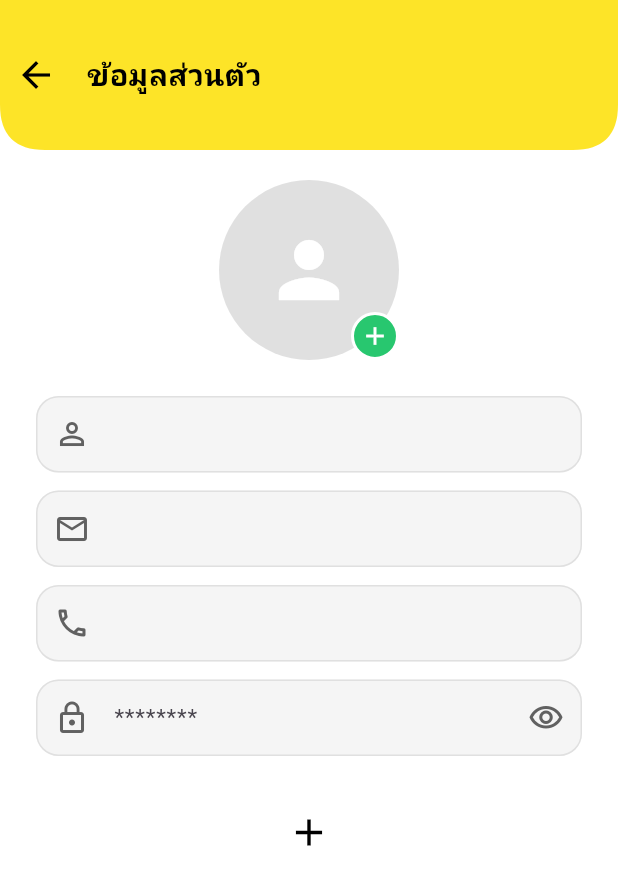
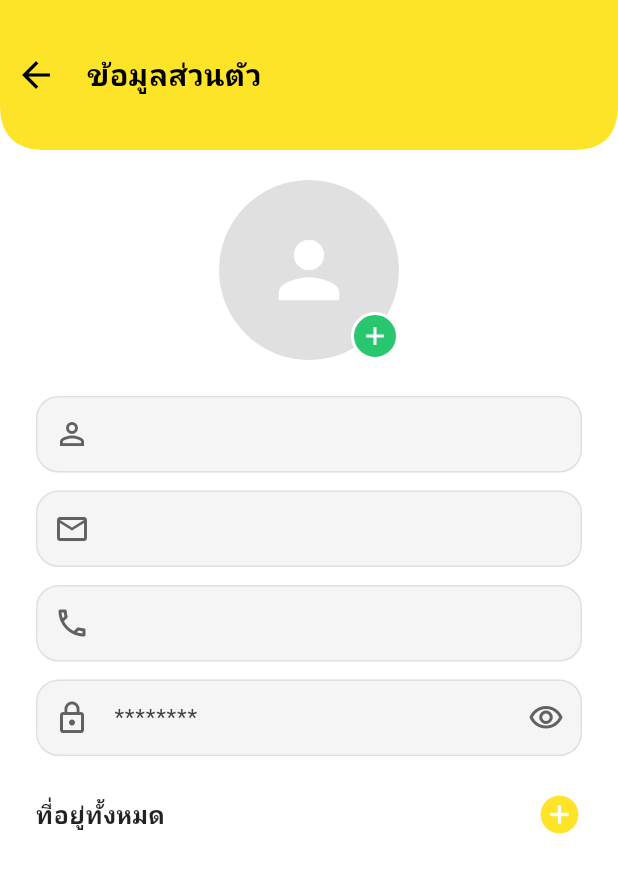
Before and after one commit to thitima250847/Delivery2, a Flutter app: the UserProfileScreen screen opened directly, on a phone screen of 412 x 824 dp. Shown: the top 885 px of the screen. Run offline on Flutter 3.47's test engine with Material 3 defaults, Android fonts, the phone set to English and light mode, and no system bars; our stand-ins replace cloud_firestore, cloud_functions, firebase_auth, firebase_core, flutter_map, geocoding and 3 more; accounts and stored records are empty.

Commit message:
เพิ่มที่อยู่

```diff
--- a/lib/user/profileuser.dart
+++ b/lib/user/profileuser.dart
@@ -20,8 +20,9 @@ class _UserProfileScreenState extends State<UserProfileScreen> {
   // State variables
   bool _isLoading = true;
   Map<String, dynamic>? _userData;
-  List<dynamic> _userAddresses = [];
+  List<dynamic> _userAddresses = []; // List to hold addresses
 
+  // นำ _isAddingAddress กลับมาใช้ใหม่
   bool _isAddingAddress = false;
   final TextEditingController _newAddressController = TextEditingController();
 
@@ -51,7 +52,6 @@ class _UserProfileScreenState extends State<UserProfileScreen> {
   Future<void> _fetchUserData() async {
     final user = FirebaseAuth.instance.currentUser;
     if (user == null) {
-      // Handle not logged in case
       setState(() => _isLoading = false);
       return;
     }
@@ -61,7 +61,8 @@ class _UserProfileScreenState extends State<UserProfileScreen> {
       if (doc.exists && mounted) {
         setState(() {
           _userData = doc.data();
-          _userAddresses = _userData?['addresses'] ?? [];
+          // ใช้การ Cast และ Null-Coalescing เพื่อให้ _userAddresses เป็น List เสมอ
+          _userAddresses = (_userData?['addresses'] as List<dynamic>?) ?? [];
           _isLoading = false;
         });
       } else {
@@ -75,20 +76,19 @@ class _UserProfileScreenState extends State<UserProfileScreen> {
 
   // --- 2. Navigate to map and handle result ---
   Future<void> _selectAddressFromMap() async {
-    // Navigate to the map picker screen
+    // 1. นำทางไปหน้า MapPickerScreen
     final result = await Navigator.push(
       context,
       MaterialPageRoute(builder: (context) => const MapPickerScreen()),
     );
 
-    // Handle the result from the map picker
+    // 2. จัดการผลลัพธ์จากแผนที่
     if (result != null && result is Map) {
       final latlong.LatLng? pickedLocation = result['location'];
       final String? pickedAddress = result['address'];
 
       if (pickedLocation != null && pickedAddress != null) {
-        _newAddressController.text = pickedAddress;
-        // Automatically save the new address
+        // 3. บันทึกที่อยู่ใหม่ทันที (บันทึกอัตโนมัติ)
         _saveNewAddress(pickedAddress, pickedLocation);
       }
     }
@@ -103,6 +103,7 @@ class _UserProfileScreenState extends State<UserProfileScreen> {
       return;
     }
 
+    // สร้าง Map ข้อมูลที่อยู่ใหม่
     final newAddress = {
       'address_text': addressText,
       'gps': {'lat': location.latitude, 'lng': location.longitude},
@@ -110,16 +111,21 @@ class _UserProfileScreenState extends State<UserProfileScreen> {
 
     try {
       await FirebaseFirestore.instance.collection('users').doc(user.uid).update({
-        'addresses': FieldValue.arrayUnion([newAddress])
+        'addresses': FieldValue.arrayUnion([newAddress]) // เพิ่มลงใน List
       });
       _showSnack("บันทึกที่อยู่ใหม่สำเร็จ!", isSuccess: true);
 
-      // Hide the input field and refresh data
+      // Clear the input field and refresh data
+      if (mounted) {
         setState(() {
+          // ซ่อนช่อง input ว่างทันทีหลังบันทึก
           _isAddingAddress = false;
           _newAddressController.clear();
         });
-      _fetchUserData(); // Refresh user data to show the new address
+      }
+
+      // ดึงข้อมูลใหม่มาแสดงทันที
+      _fetchUserData();
 
     } catch (e) {
       _showSnack("เกิดข้อผิดพลาดในการบันทึกที่อยู่");
@@ -143,7 +149,7 @@ class _UserProfileScreenState extends State<UserProfileScreen> {
                         _buildProfilePicture(_userData?['profile_image']),
                         const SizedBox(height: 24.0),
 
-                        // --- 4. Display real data ---
+                        // --- 4. Display real data (Non-address fields) ---
                         _buildInfoField(icon: Icons.person_outline, text: _userData?['name'] ?? 'ไม่มีชื่อ'),
                         const SizedBox(height: 12.0),
                         _buildInfoField(icon: Icons.mail_outline, text: _userData?['user_email'] ?? 'ไม่มีอีเมล'),
@@ -155,11 +161,58 @@ class _UserProfileScreenState extends State<UserProfileScreen> {
                           text: "********",
                           trailingIcon: Icons.visibility_outlined,
                         ),
+                        const SizedBox(height: 24.0),
+
+                        // --- Address Header and Plus Button ---
+                        Row(
+                          mainAxisAlignment: MainAxisAlignment.spaceBetween,
+                          children: [
+                            const Text(
+                              'ที่อยู่ทั้งหมด',
+                              style: TextStyle(
+                                fontSize: 16,
+                                fontWeight: FontWeight.bold,
+                                color: Colors.black87,
+                              ),
+                            ),
+                            // --- Plus button (Always visible) ---
+                            // กดแล้วเปลี่ยนสถานะ _isAddingAddress เป็น true เพื่อแสดงช่อง Input ว่าง
+                            GestureDetector(
+                              onTap: () {
+                                setState(() {
+                                  // ถ้าช่องว่างยังไม่แสดง ให้แสดงขึ้นมา
+                                  _isAddingAddress = true;
+                                });
+                              },
+                              child: const Icon(
+                                Icons.add_circle,
+                                color: primaryYellow,
+                                size: 30
+                              ),
+                            ),
+                          ],
+                        ),
                         const SizedBox(height: 12.0),
 
-                        // --- 5. Display list of addresses ---
+                        // --- 5. New Address Input Field (ทำหน้าที่เป็นปุ่มกด) ---
+                        // แสดงช่อง Input ว่าง ต่อเมื่อกดปุ่ม + เท่านั้น
+                        if (_isAddingAddress)
+                          Padding(
+                            padding: const EdgeInsets.only(bottom: 12.0),
+                            child: _buildInfoField(
+                              icon: Icons.location_on_outlined,
+                              text: "กดเพื่อเพิ่มที่อยู่ใหม่",
+                              isButton: true,
+                              onTap: _selectAddressFromMap, // **เมื่อกดช่องนี้ จะเด้งไปหน้า Maps**
+                              borderColor: primaryYellow,
+                            ),
+                          ),
+
+                        // --- 6. Display list of saved addresses ---
+                        // แสดงที่อยู่ที่บันทึกไว้ทั้งหมด
                         ..._userAddresses.map((address) {
-                           final addressText = (address as Map)['address_text'] ?? 'ที่อยู่ไม่ถูกต้อง';
+                            final addressMap = (address is Map) ? address : {};
+                            final addressText = addressMap['address_text'] ?? 'ที่อยู่ไม่ถูกต้อง';
                             return Padding(
                               padding: const EdgeInsets.only(bottom: 12.0),
                               child: _buildInfoField(
@@ -169,34 +222,7 @@ class _UserProfileScreenState extends State<UserProfileScreen> {
                             );
                         }).toList(),
 
-                        // --- 6. Show/Hide new address field ---
-                        if (_isAddingAddress)
-                          Padding(
-                            padding: const EdgeInsets.only(bottom: 12.0),
-                            child: _buildInfoField(
-                              icon: Icons.location_on_outlined,
-                              text: "คลิกเพื่อเลือกที่อยู่ใหม่",
-                              isButton: true,
-                              controller: _newAddressController,
-                              onTap: _selectAddressFromMap, // Assign the function here
-                            ),
-                          ),
-
                         const SizedBox(height: 24.0),
-
-                        // --- 7. Plus button to toggle address field ---
-                        GestureDetector(
-                          onTap: () {
-                            setState(() {
-                              _isAddingAddress = !_isAddingAddress;
-                            });
-                          },
-                          child: Icon(
-                            _isAddingAddress ? Icons.remove : Icons.add,
-                            color: Colors.black,
-                            size: 30
-                          ),
-                        ),
                       ],
                     ),
                   ),
@@ -204,8 +230,9 @@ class _UserProfileScreenState extends State<UserProfileScreen> {
     );
   }
 
+  // --- Widget Builders ---
+
   PreferredSize _buildCustomAppBar(BuildContext context) {
-    // ... (This widget is correct, no changes needed)
     final double statusBarHeight = MediaQuery.of(context).padding.top;
     const double appBarHeight = 100;
 
@@ -277,6 +304,7 @@ class _UserProfileScreenState extends State<UserProfileScreen> {
     );
   }
 
+  // ***** WIDGET ที่แก้ไขแล้ว *****
   Widget _buildInfoField({
     required IconData icon,
     required String text,
@@ -284,27 +312,24 @@ class _UserProfileScreenState extends State<UserProfileScreen> {
     bool isButton = false,
     VoidCallback? onTap,
     TextEditingController? controller,
+    Color? borderColor,
   }) {
-    return InkWell(
+    return TextFormField(
+      controller: controller ?? TextEditingController(text: text),
+      readOnly: true,
       onTap: isButton ? onTap : null,
-      child: IgnorePointer(
-        ignoring: !isButton,
-        child: TextFormField(
-          controller: controller,
-          readOnly: true,
       decoration: InputDecoration(
-            hintText: text,
         prefixIcon: Icon(icon, color: Colors.grey[700]),
         suffixIcon: trailingIcon != null ? Icon(trailingIcon, color: Colors.grey[700]) : null,
         filled: true,
         fillColor: fieldBgColor,
         border: OutlineInputBorder(
           borderRadius: BorderRadius.circular(15.0),
-              borderSide: BorderSide(color: Colors.grey.shade300, width: 1.0),
+          borderSide: BorderSide(color: borderColor ?? Colors.grey.shade300, width: 1.0),
         ),
         enabledBorder: OutlineInputBorder(
           borderRadius: BorderRadius.circular(15.0),
-              borderSide: BorderSide(color: Colors.grey.shade300, width: 1.0),
+          borderSide: BorderSide(color: borderColor ?? Colors.grey.shade300, width: 1.0),
         ),
         focusedBorder: OutlineInputBorder(
           borderRadius: BorderRadius.circular(15.0),
@@ -317,14 +342,11 @@ class _UserProfileScreenState extends State<UserProfileScreen> {
         color: Colors.grey[800],
         fontFamily: (text == "********") ? 'Roboto' : null,
       ),
-        ),
-      ),
     );
   }
 }
 
 class CustomAppBarClipper extends CustomClipper<Path> {
-  // ... (This class is correct, no changes needed)
   final double borderRadius;
   CustomAppBarClipper({this.borderRadius = 20.0});
 
```
Lines whose indentation alone changed are shown as unchanged.
